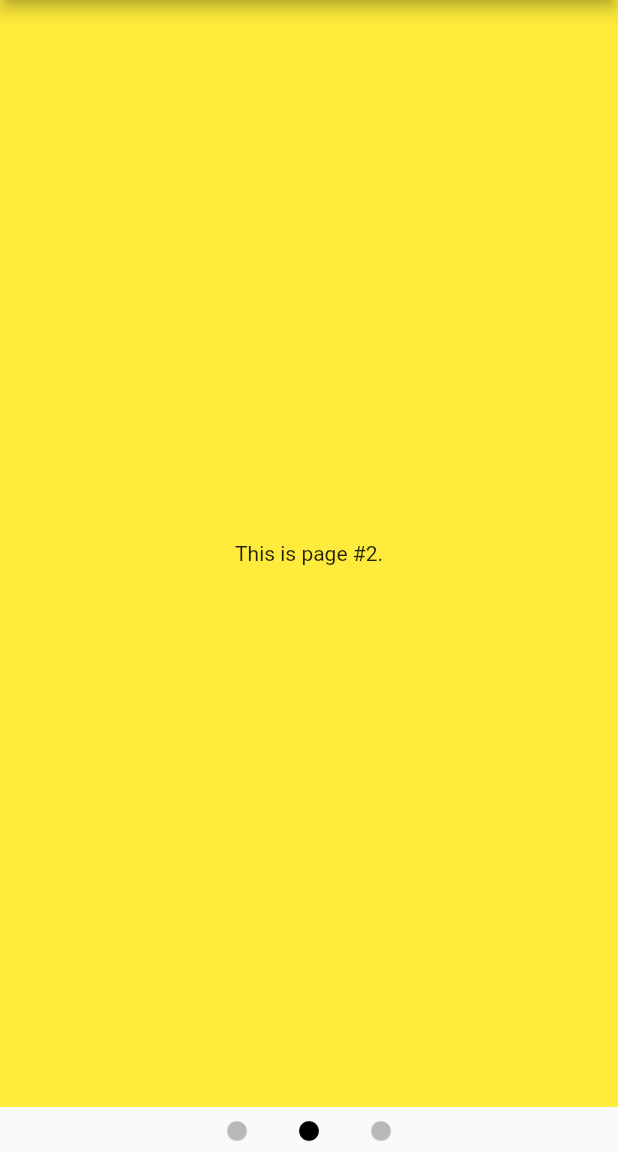
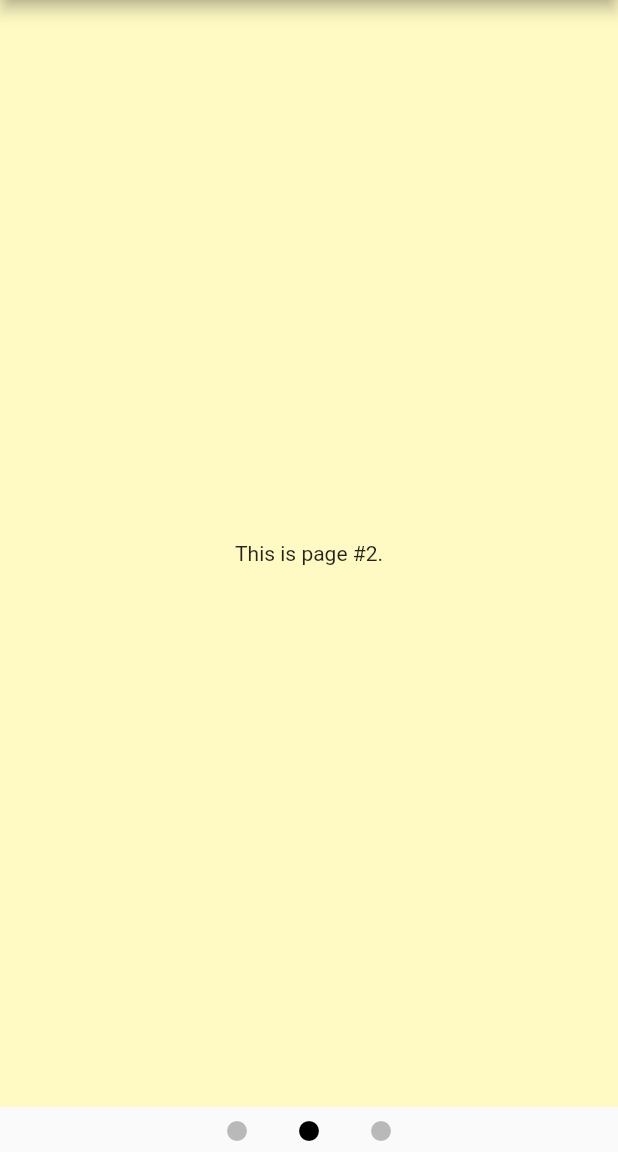
Before and after one commit to mvolkmann/flutter_pageview, a Flutter app: the screen it shows after launch, after a tap on the "arrow forward ios" icon, on a phone screen of 412 x 824 dp, the part 84-1236 px from its top. Run offline on Flutter 3.47's test engine with Material 2 defaults, Android fonts, the phone set to English and light mode, and no system bars.

Commit message:
updated colors

```diff
--- a/lib/main.dart
+++ b/lib/main.dart
@@ -109,7 +109,7 @@ class Page1 extends StatelessWidget {
       child: Center(
         child: Text('This is page #1.'),
       ),
-      color: Colors.pink,
+      color: Colors.pink[100],
     );
   }
 }
@@ -123,7 +123,7 @@ class Page2 extends StatelessWidget {
       child: Center(
         child: Text('This is page #2.'),
       ),
-      color: Colors.yellow,
+      color: Colors.yellow[100],
     );
   }
 }
@@ -137,7 +137,7 @@ class Page3 extends StatelessWidget {
       child: Center(
         child: Text('This is page #3.'),
       ),
-      color: Colors.lightBlue,
+      color: Colors.blue[100],
     );
   }
 }
```
